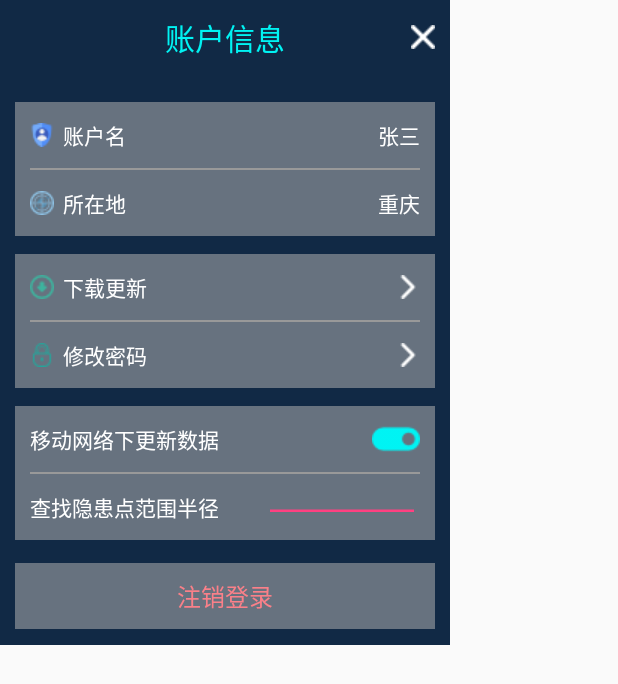
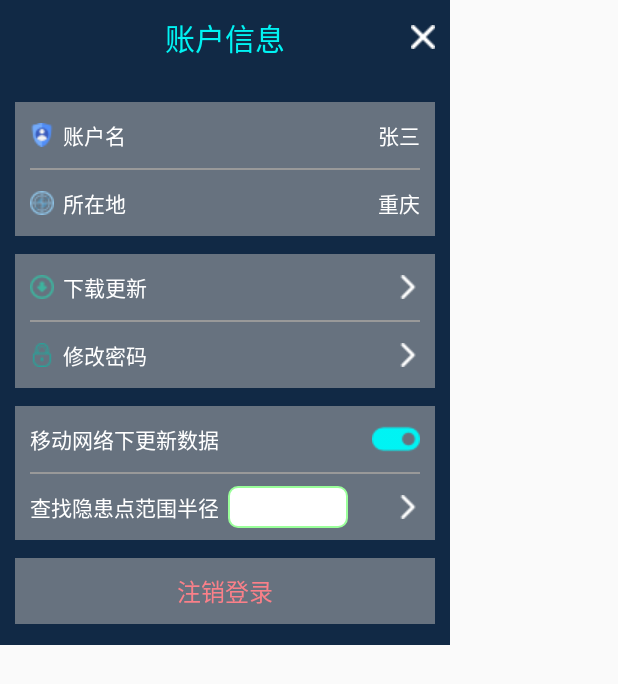
Before and after one commit to woodensheep/DisasterManager, an Android app: the layout activity_setting.xml on its own in the app's theme, with its tools: preview values and no code run, on a phone screen of 412 x 824 dp. Shown: the top 684 px of the screen. Run offline under Robolectric (Android 15) with nearby library versions, the phone set to English and light mode, and no system bars.

Commit message:
设置页面4

```diff
--- a/app/src/main/java/com/nandi/disastermanager/dao/GreenDaoManager.java
+++ b/app/src/main/java/com/nandi/disastermanager/dao/GreenDaoManager.java
@@ -9,11 +9,11 @@ import android.support.annotation.RequiresApi;
 import com.nandi.disastermanager.MyApplication;
 
 
+import com.nandi.disastermanager.entity.DaoMaster;
+import com.nandi.disastermanager.entity.DaoSession;
 import com.nandi.disastermanager.entity.LocationInfo;
 import com.nandi.disastermanager.search.entity.AreaInfo;
 import com.nandi.disastermanager.search.entity.AreaInfoDao;
-import com.nandi.disastermanager.search.entity.DaoMaster;
-import com.nandi.disastermanager.search.entity.DaoSession;
 import com.nandi.disastermanager.search.entity.DisasterPoint;
 import com.nandi.disastermanager.search.entity.DisasterPointDao;
 import com.nandi.disastermanager.search.entity.MonitorListPoint;
--- a/app/src/main/res/layout/activity_setting.xml
+++ b/app/src/main/res/layout/activity_setting.xml
@@ -191,12 +191,12 @@
             <LinearLayout
                 android:layout_width="match_parent"
                 android:layout_height="wrap_content"
+                android:gravity="center"
                 android:orientation="horizontal">
 
                 <TextView
-                    android:layout_width="0dp"
+                    android:layout_width="wrap_content"
                     android:layout_height="44dp"
-                    android:layout_weight="3"
                     android:gravity="left|center"
                     android:text="查找隐患点范围半径"
                     android:textColor="@color/white"/>
@@ -204,9 +204,16 @@
                 <EditText
                     android:id="@+id/toggle_edt"
                     android:layout_width="0dp"
-                    android:layout_height="20dp"
-                    android:layout_weight="2"
-                    android:layout_gravity="right|center"/>
+                    android:layout_height="28dp"
+                    android:layout_weight="1"
+                    android:layout_marginLeft="6dp"
+                    android:layout_marginRight="32dp"
+                    android:background="@drawable/shape_search_btn"/>
+
+                <ImageView
+                    android:layout_width="wrap_content"
+                    android:layout_height="wrap_content"
+                    android:background="@drawable/arrowright"/>
             </LinearLayout>
 
         </LinearLayout>
@@ -215,7 +222,7 @@
         <LinearLayout
             android:layout_width="match_parent"
             android:layout_height="44dp"
-            android:layout_marginTop="15dp"
+            android:layout_marginTop="12dp"
             android:background="#88b2b2b2"
             android:gravity="center">
 
```
